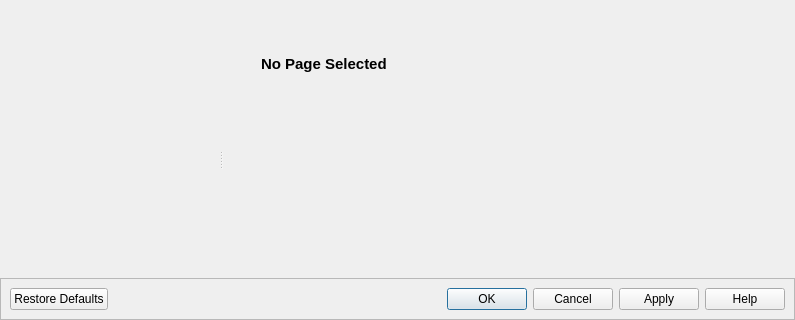
Before: the Qt Designer form src/CoreGui/source/ConfigurationWidget.ui in JPNaude/Qtilities, drawn with Qt 5; both pictures show x 0 to 795 and y 201 to 521 of the 795 by 521 pixel window.
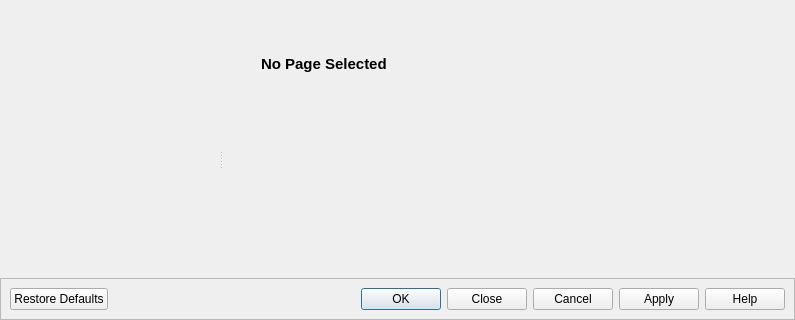
After: the same form once the commit is applied.

What changed in the file:
```diff
--- a/src/CoreGui/source/ConfigurationWidget.ui
+++ b/src/CoreGui/source/ConfigurationWidget.ui
@@ -180,7 +180,7 @@
       <item>
        <widget class="QDialogButtonBox" name="buttonBox">
         <property name="standardButtons">
-         <set>QDialogButtonBox::Apply|QDialogButtonBox::Cancel|QDialogButtonBox::Help|QDialogButtonBox::Ok|QDialogButtonBox::RestoreDefaults</set>
+         <set>QDialogButtonBox::Apply|QDialogButtonBox::Cancel|QDialogButtonBox::Close|QDialogButtonBox::Help|QDialogButtonBox::Ok|QDialogButtonBox::RestoreDefaults</set>
         </property>
        </widget>
       </item>
```
